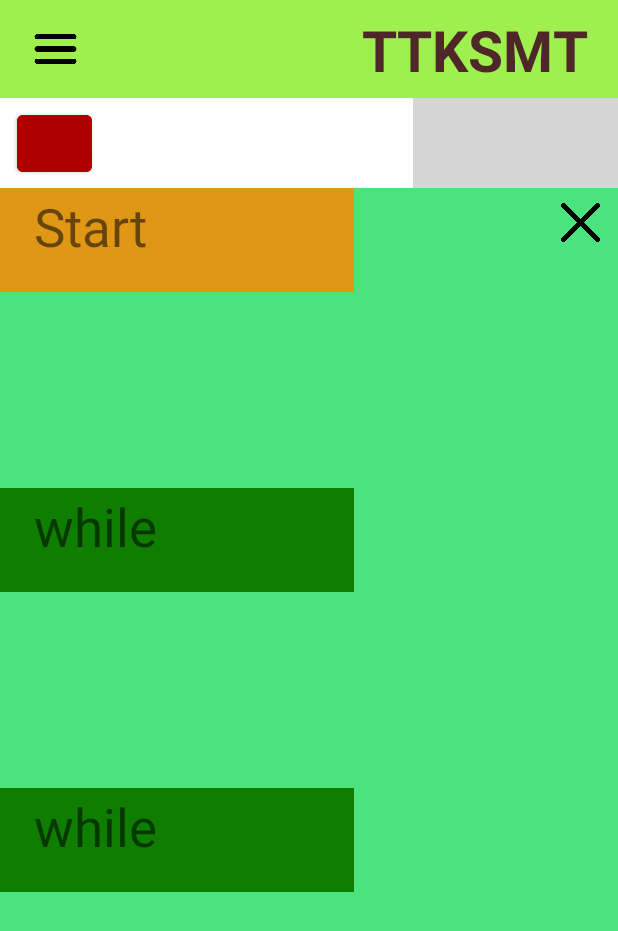
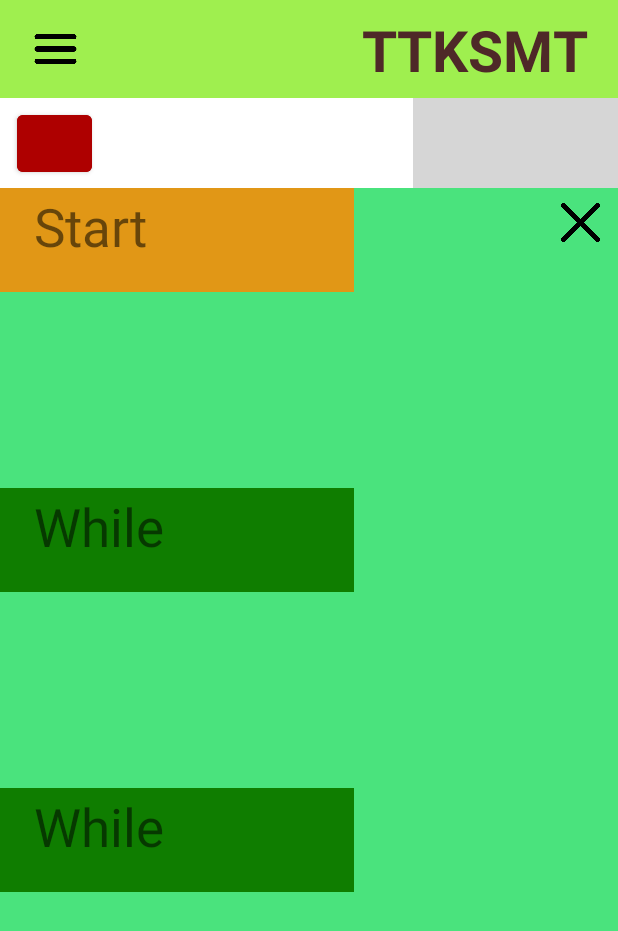
Before and after one commit to Max-Andersen/Mobile-Interpreter, an Android app: the MainActivity screen opened directly, with no data from a screen before it, after a tap on an icon or button, on a phone screen of 412 x 824 dp. Shown: the top 931 px of the screen. Run offline under Robolectric (Android 15) with nearby library versions, the phone set to English and light mode, and no system bars; Roboto replaces fonts that are not available here; grey boxes are pictures that could not be loaded.

```diff
--- a/app/src/main/res/layout/activity_main.xml
+++ b/app/src/main/res/layout/activity_main.xml
@@ -25,7 +25,7 @@
             android:layout_marginEnd="20dp"
             android:layout_marginBottom="14dp"
             android:fontFamily="@font/jura"
-            android:text="TTKSMT"
+            android:text="@string/ttksmt"
             android:textColor="#4E2828"
             android:textSize="38sp"
             android:textStyle="bold"
--- a/app/src/main/res/layout/while_block.xml
+++ b/app/src/main/res/layout/while_block.xml
@@ -24,7 +24,7 @@
         android:id="@+id/textView"
         android:layout_width="160dp"
         android:layout_height="67dp"
-        android:text="while"
+        android:text="@string/While"
         android:textSize="35sp"
         app:layout_constraintBottom_toBottomOf="@+id/beginView"
         app:layout_constraintEnd_toEndOf="@+id/beginView"
--- a/app/src/main/res/values/strings.xml
+++ b/app/src/main/res/values/strings.xml
@@ -4,4 +4,6 @@
     <string name="hello_blank_fragment">Hello blank fragment</string>
     <string name="logo">TTKSMT</string>
     <string name="startNoneText">Start</string>
+    <string name="ttksmt">TTKSMT</string>
+    <string name="While">While</string>
 </resources>
```
